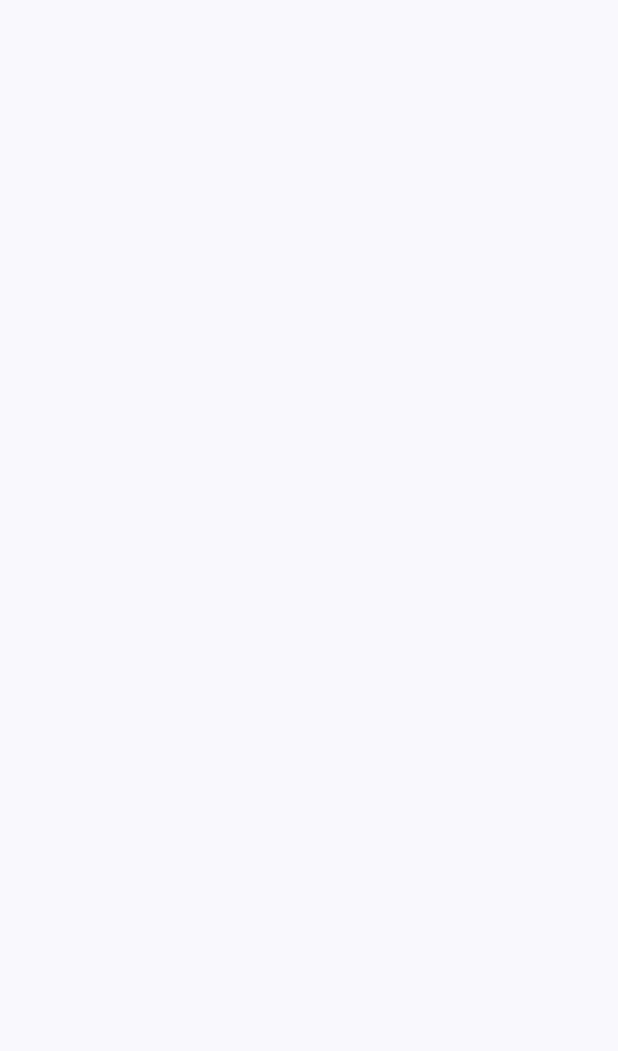
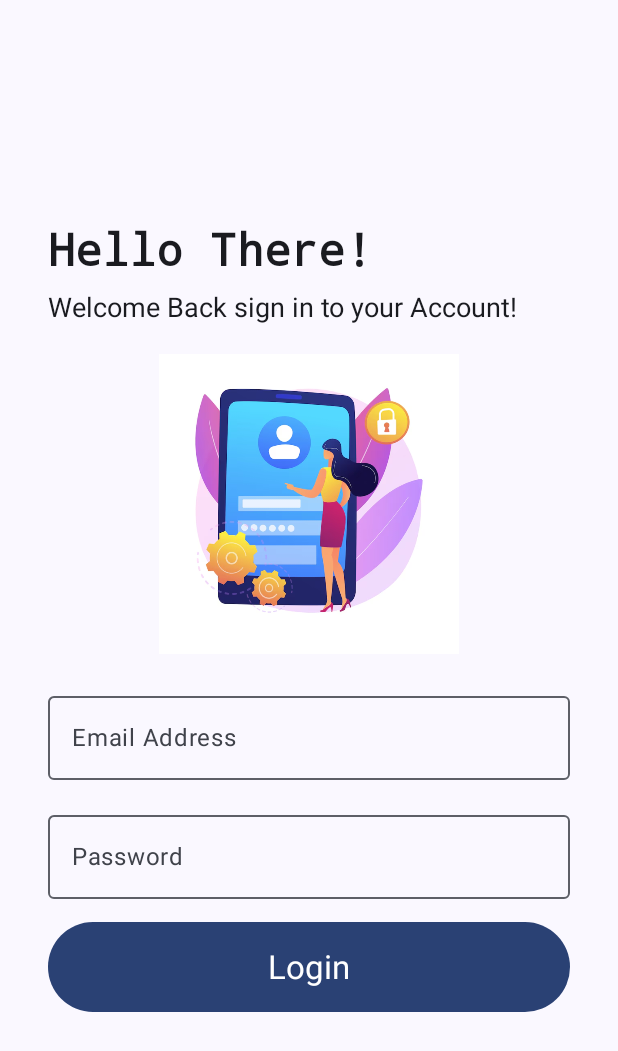
Before and after one commit to HenokAsaye/E_commerce_app_using_jetpackCompose, an Android app built with Jetpack Compose: the LoginScreen screen opened through its navigation route, on a phone screen of 412 x 824 dp. Before the commit the part shown is empty. Shown: the top 1051 px of the screen. Run offline under Robolectric (Android 15) with nearby library versions, the phone set to English and light mode, and no system bars.

Commit message:
create the AuthView Model for the viewModel of the signup and the login

```diff
--- a/app/build.gradle.kts
+++ b/app/build.gradle.kts
@@ -2,6 +2,7 @@ plugins {
     alias(libs.plugins.android.application)
     alias(libs.plugins.kotlin.android)
     alias(libs.plugins.kotlin.compose)
+    alias(libs.plugins.google.gms.google.services)
 }
 
 android {
@@ -50,6 +51,7 @@ dependencies {
     implementation(libs.androidx.ui.tooling.preview)
     implementation(libs.androidx.material3)
     implementation(libs.androidx.navigation.compose)
+    implementation(libs.firebase.auth)
     testImplementation(libs.junit)
     androidTestImplementation(libs.androidx.junit)
     androidTestImplementation(libs.androidx.espresso.core)
--- a/app/src/main/java/com/example/e_commerce_app_using_jetpackcompose/Screen/AuthScreen.kt
+++ b/app/src/main/java/com/example/e_commerce_app_using_jetpackcompose/Screen/AuthScreen.kt
@@ -9,7 +9,9 @@ import androidx.compose.foundation.layout.fillMaxSize
 import androidx.compose.foundation.layout.fillMaxWidth
 import androidx.compose.foundation.layout.height
 import androidx.compose.foundation.layout.padding
+import androidx.compose.foundation.rememberScrollState
 import androidx.compose.foundation.shape.RoundedCornerShape
+import androidx.compose.foundation.verticalScroll
 import androidx.compose.material3.Button
 import androidx.compose.material3.OutlinedButton
 import androidx.compose.material3.Text
@@ -30,22 +32,22 @@ import com.example.e_commerce_app_using_jetpackcompose.R
 
 @Composable
 fun AuthScreen(modifier: Modifier = Modifier, navController: NavHostController){
+    var scrollState = rememberScrollState()
     Column(
         modifier = modifier.fillMaxSize()
-            .padding(32.dp),
-        verticalArrangement = Arrangement.Center,
+            .padding(25.dp)
+            .verticalScroll(scrollState),
+        verticalArrangement = Arrangement.Top,
         horizontalAlignment = Alignment.CenterHorizontally
     ){
-        Image(painter = painterResource(id = R.drawable.banner),
+        Image(painter = painterResource(id = R.drawable.img_1),
             contentDescription ="banner",
             modifier = modifier
                 .fillMaxWidth()
-                .height(300.dp)
-                .clip(RoundedCornerShape(16.dp)) // border radius
-                .border(2.dp, Color.Gray, RoundedCornerShape(16.dp)) // optional border
-
+                .height(400.dp)
+//                .clip(RoundedCornerShape(16.dp)) // border radius
         )
-        Spacer(modifier = Modifier.height(20.dp))
+//        Spacer(modifier = Modifier.height(2.dp))
 
         Text(
             text="Start Your Shopping Journey",
@@ -61,7 +63,8 @@ fun AuthScreen(modifier: Modifier = Modifier, navController: NavHostController){
         Text(
             text="Best ecom app with Best price",
             style = TextStyle(
-                color = Color.Blue,
+                color = Color.Gray,
+                fontSize = 12.sp,
                 textAlign = TextAlign.Center
 
             )
--- a/app/src/main/java/com/example/e_commerce_app_using_jetpackcompose/Screen/LoginScreen.kt
+++ b/app/src/main/java/com/example/e_commerce_app_using_jetpackcompose/Screen/LoginScreen.kt
@@ -1,24 +1,93 @@
 package com.example.e_commerce_app_using_jetpackcompose.Screen
 
-import androidx.compose.foundation.layout.Arrangement
-import androidx.compose.foundation.layout.Column
-import androidx.compose.foundation.layout.fillMaxWidth
-import androidx.compose.foundation.layout.padding
-import androidx.compose.runtime.Composable
+import androidx.compose.foundation.Image
+import androidx.compose.foundation.layout.*
+import androidx.compose.foundation.rememberScrollState
+import androidx.compose.foundation.verticalScroll
+import androidx.compose.material3.Button
+import androidx.compose.material3.OutlinedTextField
+import androidx.compose.material3.Text
+import androidx.compose.runtime.*
 import androidx.compose.ui.Alignment
 import androidx.compose.ui.Modifier
+import androidx.compose.ui.res.painterResource
+import androidx.compose.ui.text.TextStyle
+import androidx.compose.ui.text.font.FontFamily
+import androidx.compose.ui.text.font.FontWeight
+import androidx.compose.ui.text.input.PasswordVisualTransformation
 import androidx.compose.ui.unit.dp
+import androidx.compose.ui.unit.sp
+import com.example.e_commerce_app_using_jetpackcompose.R
 
 @Composable
-
-fun LoginScreen(modifier: Modifier = Modifier){
+fun LoginScreen(modifier: Modifier = Modifier) {
+    var email by remember { mutableStateOf("") }
+    var password by remember { mutableStateOf("") }
+    val scrollState = rememberScrollState()
     Column(
-        modifier = modifier
-            .fillMaxWidth()
+        modifier = Modifier
+            .fillMaxSize()
+            .verticalScroll(scrollState)
             .padding(32.dp),
         verticalArrangement = Arrangement.Center,
         horizontalAlignment = Alignment.CenterHorizontally
-    ){
+    ) {
+        Text(
+            text = "Hello There!",
+            modifier = Modifier.fillMaxWidth(),
+            style = TextStyle(
+                fontSize = 30.sp,
+                fontFamily = FontFamily.Monospace,
+                fontWeight = FontWeight.Bold,
+            )
+        )
 
+        Spacer(modifier = Modifier.height(10.dp))
+
+        Text(
+            text = "Welcome Back sign in to your Account!",
+            modifier = Modifier.fillMaxWidth(),
+            style = TextStyle(fontSize = 18.sp)
+        )
+
+        Spacer(modifier = Modifier.height(20.dp))
+
+        Image(
+            painter = painterResource(id = R.drawable.img),
+            contentDescription = "Sign up image",
+            modifier = Modifier
+                .fillMaxWidth()
+                .height(200.dp)
+        )
+
+        Spacer(modifier = Modifier.height(20.dp))
+
+        OutlinedTextField(
+            value = email,
+            onValueChange = { email = it },
+            label = { Text("Email Address") },
+            modifier = Modifier.fillMaxWidth()
+        )
+        Spacer(modifier = Modifier.height(15.dp))
+        OutlinedTextField(
+            value = password,
+            onValueChange = { password = it },
+            label = { Text("Password") },
+            modifier = Modifier.fillMaxWidth(),
+            visualTransformation = PasswordVisualTransformation()
+        )
+        Spacer(modifier = Modifier.height(15.dp))
+        Button(
+            onClick = {},
+            modifier = Modifier.fillMaxWidth()
+                .height(60.dp)
+        ){
+            Text(
+                text = "Login",
+                style = TextStyle(
+                    fontSize = 22.sp,
+                )
+            )
+        }
     }
 }
--- /dev/null
+++ b/app/src/main/java/com/example/e_commerce_app_using_jetpackcompose/ViewModel/AuthViewModel.kt
@@ -0,0 +1,13 @@
+package com.example.e_commerce_app_using_jetpackcompose.ViewModel
+
+import androidx.lifecycle.ViewModel
+
+class AuthViewModel: ViewModel(){
+
+
+
+    fun signup(){}
+
+
+    fun login(){}
+}
--- a/build.gradle.kts
+++ b/build.gradle.kts
@@ -3,4 +3,5 @@ plugins {
     alias(libs.plugins.android.application) apply false
     alias(libs.plugins.kotlin.android) apply false
     alias(libs.plugins.kotlin.compose) apply false
+    alias(libs.plugins.google.gms.google.services) apply false
 }
--- a/gradle/libs.versions.toml
+++ b/gradle/libs.versions.toml
@@ -9,6 +9,8 @@ lifecycleRuntimeKtx = "2.8.7"
 activityCompose = "1.10.1"
 composeBom = "2024.04.01"
 navigationCompose = "2.8.9"
+googleGmsGoogleServices = "4.4.2"
+firebaseAuth = "23.2.0"
 
 [libraries]
 androidx-core-ktx = { group = "androidx.core", name = "core-ktx", version.ref = "coreKtx" }
@@ -26,8 +28,10 @@ androidx-ui-test-manifest = { group = "androidx.compose.ui", name = "ui-test-man
 androidx-ui-test-junit4 = { group = "androidx.compose.ui", name = "ui-test-junit4" }
 androidx-material3 = { group = "androidx.compose.material3", name = "material3" }
 androidx-navigation-compose = { group = "androidx.navigation", name = "navigation-compose", version.ref = "navigationCompose" }
+firebase-auth = { group = "com.google.firebase", name = "firebase-auth", version.ref = "firebaseAuth" }
 
 [plugins]
 android-application = { id = "com.android.application", version.ref = "agp" }
 kotlin-android = { id = "org.jetbrains.kotlin.android", version.ref = "kotlin" }
 kotlin-compose = { id = "org.jetbrains.kotlin.plugin.compose", version.ref = "kotlin" }
+google-gms-google-services = { id = "com.google.gms.google-services", version.ref = "googleGmsGoogleServices" }
```
Also changed, not shown: app/src/main/res/drawable/img_1.png (added), 1 other file.
